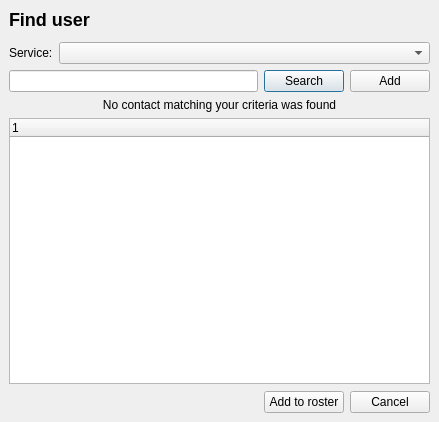
This is widgets/addcontactng.ui in xmpp-graveyard/jabbim as Qt 5 draws it before an edit. The edited form follows.
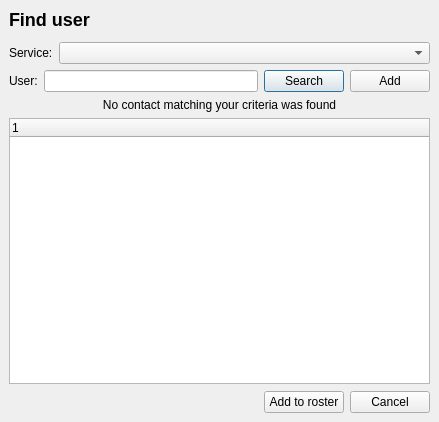
This is the edited form.

Commit message: podpora v add contact dialogu pro xep-0100

Patch:
```diff
--- a/widgets/addcontactng.ui
+++ b/widgets/addcontactng.ui
@@ -40,6 +40,13 @@
      <property name="spacing" >
       <number>6</number>
      </property>
+     <item>
+      <widget class="QLabel" name="searchLabel" >
+       <property name="text" >
+        <string>User:</string>
+       </property>
+      </widget>
+     </item>
      <item>
       <widget class="QLineEdit" name="lineEdit" />
      </item>
```
The commit also changes 2 other files.
